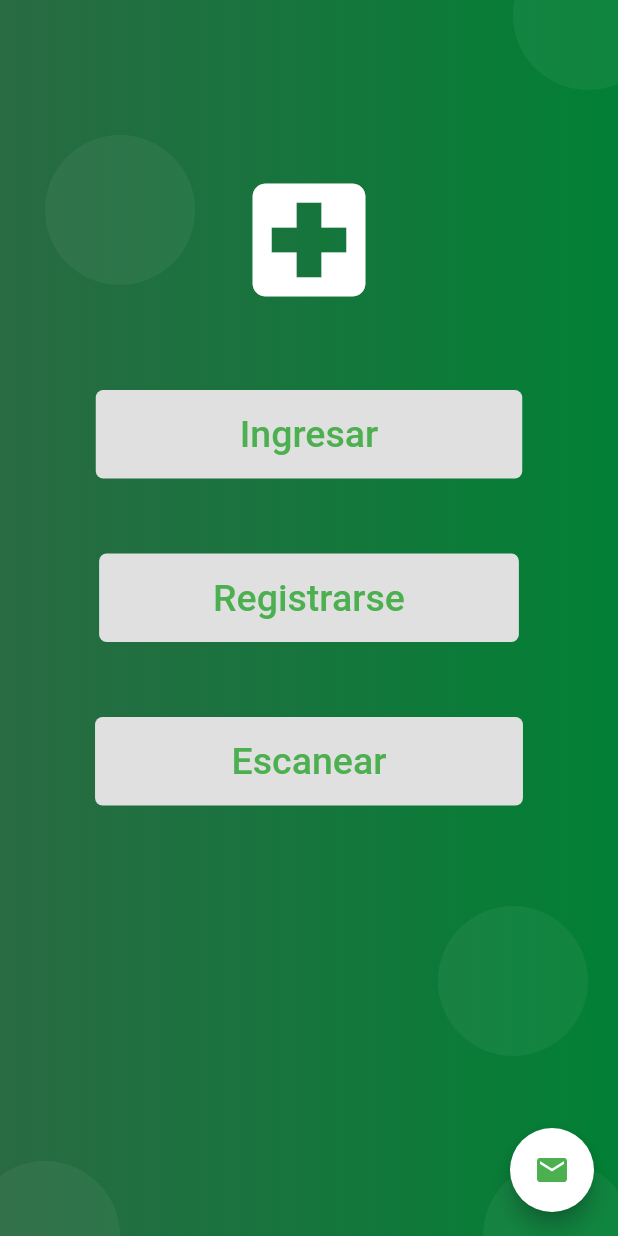
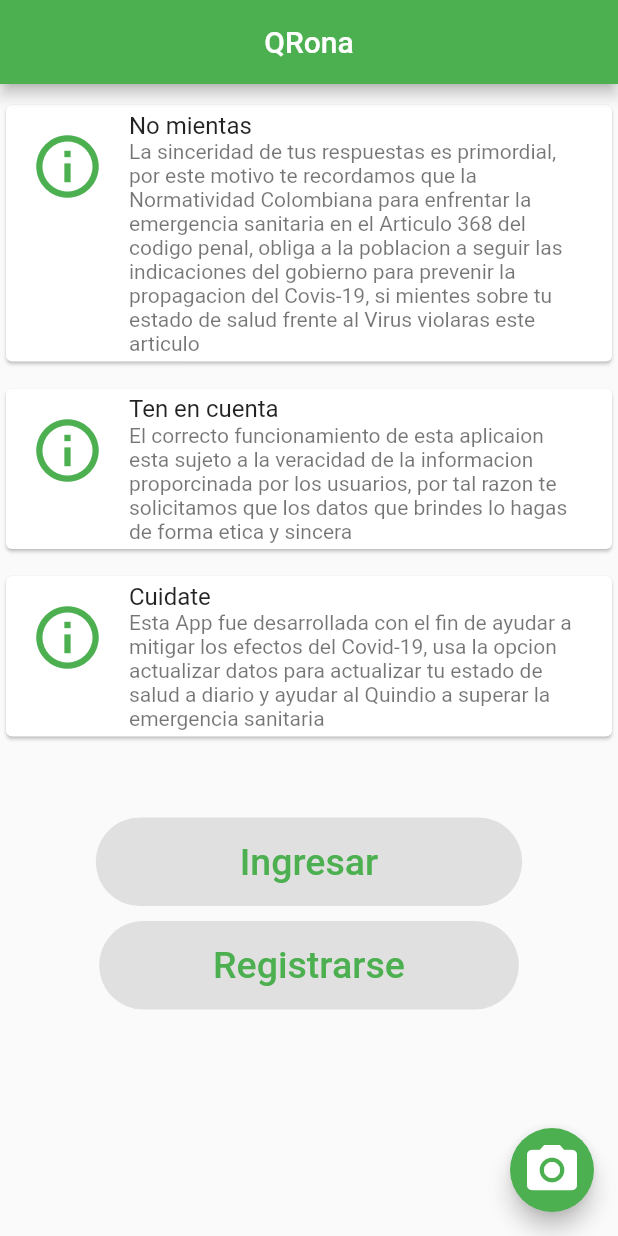
Before and after one commit to DiegoAArteagaM/proyectoApp, a Flutter app: the screen it shows after launch, on a phone screen of 412 x 824 dp. Run offline on Flutter 3.47's test engine with Material 2 defaults, Android fonts, the phone set to English and light mode, and no system bars; our stand-ins replace qr_flutter, shared_preferences; missing offline and left inert: barcode_scan, jaguar_jwt, query_params; accounts and stored records are empty.

Commit message:
ActualizacionUI hOME PAGE
Actualizacion UI Home page

```diff
--- a/lib/src/pages/home_page.dart
+++ b/lib/src/pages/home_page.dart
@@ -1,3 +1,4 @@
+
 import 'package:formvalidation/src/providers/users_providers.dart';
 import 'package:barcode_scan/barcode_scan.dart';
 import 'package:flutter/material.dart';
@@ -11,6 +12,7 @@ class HomePage extends StatefulWidget {
 }
 
 class _HomePageState extends State<HomePage> {
+
   String qrEscaneado;
   UserProvider userProvider = UserProvider();
   final rutasProvider = new RutasProvider();
@@ -18,11 +20,13 @@ class _HomePageState extends State<HomePage> {
   String name;
   List<dynamic> sintomas;
 
-  mostrar(){
-  userProvider.getEncuestaByIdUser(qrEscaneado).then((valor){
-    mapa = valor["data"];
-  });
-}
+  String titulo1 = "Ten en cuenta";
+  String titulo2 = "No mientas";
+  String titulo3 = "Cuidate";
+
+  String texto1 = "El correcto funcionamiento de esta aplicaion esta sujeto a la veracidad de la informacion proporcinada por los usuarios, por tal razon te solicitamos que los datos que brindes lo hagas de forma etica y sincera";
+  String texto2 = "La sinceridad de tus respuestas es primordial, por este motivo te recordamos que la Normatividad Colombiana para enfrentar la emergencia sanitaria en el Articulo 368 del codigo penal, obliga a la poblacion a seguir las indicaciones del gobierno para prevenir la propagacion del Covis-19, si mientes sobre tu estado de salud frente al Virus violaras este articulo ";
+  String texto3 = "Esta App fue desarrollada con el fin de ayudar a mitigar los efectos del Covid-19, usa la opcion actualizar datos para actualizar tu estado de salud a diario y ayudar al Quindio a superar la emergencia sanitaria";
 
   Future _scanQR() async {
 
@@ -38,48 +42,38 @@ class _HomePageState extends State<HomePage> {
   @override
   Widget build(BuildContext context) {
     return Scaffold(
+      appBar: AppBar(
+        centerTitle: true,
+        title: Text("QRona"),
+      ),
       body : Stack(
         children: <Widget>[
           _crearPantalla(context),
-
         ],
       ),
       floatingActionButton: FloatingActionButton(
 
-        backgroundColor: Colors.white,
-        child: Icon(Icons.mail, color: Colors.green),
-        onPressed: (){},
+        backgroundColor: Colors.green,
+        child: Icon(Icons.camera_alt, color: Colors.white, size: 40.0,),
+        onPressed: (){
+
+          _scanQR().then((valor){
+                        return userProvider.getEncuestaByIdUser(qrEscaneado);
+                      }).then((response){
+                        print(response);
+                        this.mapa = response;
+                        Navigator.of(context).push(MaterialPageRoute(
+                            builder: (context) => ScanPage(qrEscaneado, this.mapa["data"]),
+                          )
+                        );
+                      });
+
+        },
       ),
     );
   }
 
   Widget _crearPantalla(BuildContext context){
-
-    final size = MediaQuery.of(context).size;
-
-    //Sentencia para poner el color de fondo con efecto gradiente
-    final fondo = Container(
-      height: size.height*1,
-      width: double.infinity,
-      decoration: BoxDecoration(
-        gradient: LinearGradient(
-          colors: <Color>[
-            Color.fromRGBO(41, 106, 67, 1.0),
-            Color.fromRGBO(2, 128, 53, 1.0)
-          ]
-        ),
-      ),
-    );
-
-    //Sentencia para crear objeto circulo del fondo
-    final circulo = Container(
-      width: 100.0,
-      height: 100.0,
-      decoration: BoxDecoration(
-        borderRadius: BorderRadius.circular(100.0),
-        color: Color.fromRGBO(255, 255, 255, 0.05)
-      ),
-    );
 
     return FutureBuilder(
 
@@ -90,81 +84,53 @@ class _HomePageState extends State<HomePage> {
           final List<dynamic> opt = snapshot.data;
 
           return Stack(
-          children: <Widget>[
-            fondo, // se agrega el fondo al Stack
-            Positioned(top: 90.0, left:30.0, child: circulo),         //Dibuja un circulo en el fondo
-            Positioned(top: -40.0, right:-30.0, child: circulo),      //Dibuja un circulo en el fondo
-            Positioned(bottom: -50.0, right:-10.0, child: circulo),   //Dibuja un circulo en el fondo
-            Positioned(bottom: 120.0, right:20.0, child: circulo),    //Dibuja un circulo en el fondo
-            Positioned(bottom: -50.0, left:-20.0, child: circulo),    //Dibuja un circulo en el fondo
+          children: <Widget>[ //Dibuja un circulo en el fondo
 
             Container(
-              padding: EdgeInsets.only(top:80.0),
+              padding: EdgeInsets.only(top:10.0),
               child:Column(
                 children: <Widget>[
+                  card(texto2, titulo2),
 
-                  SizedBox(height: 30.0, width: double.infinity),
-                  Icon(Icons.local_hospital, color: Colors.white, size: 100.0), //Icono pantalla inicial
+                  SizedBox(height: 10, width: double.infinity),
+                  card(texto1, titulo1),
+
+                  SizedBox(height: 10, width: double.infinity),
+                  card(texto3, titulo3),
 
                   SizedBox(height: 50, width: double.infinity),
-
                   //Boton ingresar
                   RaisedButton(
                     child: Container(
                       padding: EdgeInsets.symmetric(horizontal: 80.0, vertical: 15.0),
                       child: Text("Ingresar", style: TextStyle(fontSize: 25, color: Colors.green)),
                     ),
-                              shape: RoundedRectangleBorder(
-                                borderRadius: BorderRadius.circular(5.0),
-                              ),
-
+                    shape: StadiumBorder(),
                     elevation: 0.0,
                     onPressed: (){
                       Navigator.pushNamed(context, opt[0]["ruta"]);
                     },
                   ),
 
-                 SizedBox(height: 50, width: double.infinity),
+                  SizedBox(height: 10, width: double.infinity),
 
                   //Boton Registro
                   RaisedButton(
                     child: Container(
                         padding: EdgeInsets.symmetric(horizontal: 60.0, vertical: 15.0),
                         child: Text("Registrarse", style: TextStyle(fontSize: 25, color: Colors.green)),
+
                     ),
-                    shape: RoundedRectangleBorder(
-                      borderRadius: BorderRadius.circular(5.0),
-                    ),
+                    shape: StadiumBorder(),
 
                     elevation: 0.0,
+
                     onPressed: (){
                       Navigator.pushNamed(context, opt[1]["ruta"]);
                     },
                   ),
 
-                  SizedBox(height: 50, width: double.infinity),
 
-                  //Boton Escanear
-                  RaisedButton(
-                    child: Container(
-                        padding: EdgeInsets.symmetric(horizontal: 75.0, vertical: 15.0),
-                        child: Text("Escanear", style: TextStyle(fontSize: 25, color: Colors.green),),
-                    ),
-                    shape: RoundedRectangleBorder(
-                      borderRadius: BorderRadius.circular(5.0),
-                    ),
-                    elevation: 0.0,
-                    onPressed: (){
-                    _scanQR().then((valor){
-                      mostrar();
-                      print(mapa);
-                      Navigator.of(context).push(MaterialPageRoute(
-                      builder: (context) => ScanPage(qrEscaneado, mapa),
-                    ));
-                    });
-                    }
-                  ),
-                  SizedBox(height: 50, width: double.infinity)
                 ]
 
                 ),
@@ -177,4 +143,19 @@ class _HomePageState extends State<HomePage> {
 
     );
   }
+
+  Widget card(String texto, String titulo){
+    return Card(
+      child: Column(
+        children: <Widget>[
+          ListTile(
+            leading: Icon(Icons.info_outline, color: Colors.green, size: 50.0,),
+            title: Text(titulo),
+            subtitle: Text(texto),
+          )
+        ],
+      ),
+    );
   }
+
+}
--- a/lib/src/pages/registro_page.dart
+++ b/lib/src/pages/registro_page.dart
@@ -1,4 +1,3 @@
-import 'dart:io';
 
 import 'package:flutter/material.dart';
 import 'package:formvalidation/src/providers/users_providers.dart';
```
Also changed, not shown: lib/src/pages/dashboard_page.dart (+12 -5 lines), lib/src/pages/login_page.dart (+6 -12 lines), lib/src/pages/scan_page.dart (+13 -3 lines), pubspec.yaml (+4 -4 lines), lib/assets/WhatsApp Image 2020-06-11 at 10.34.03 AM.jpeg (added). Lines whose indentation alone changed are shown as unchanged.
